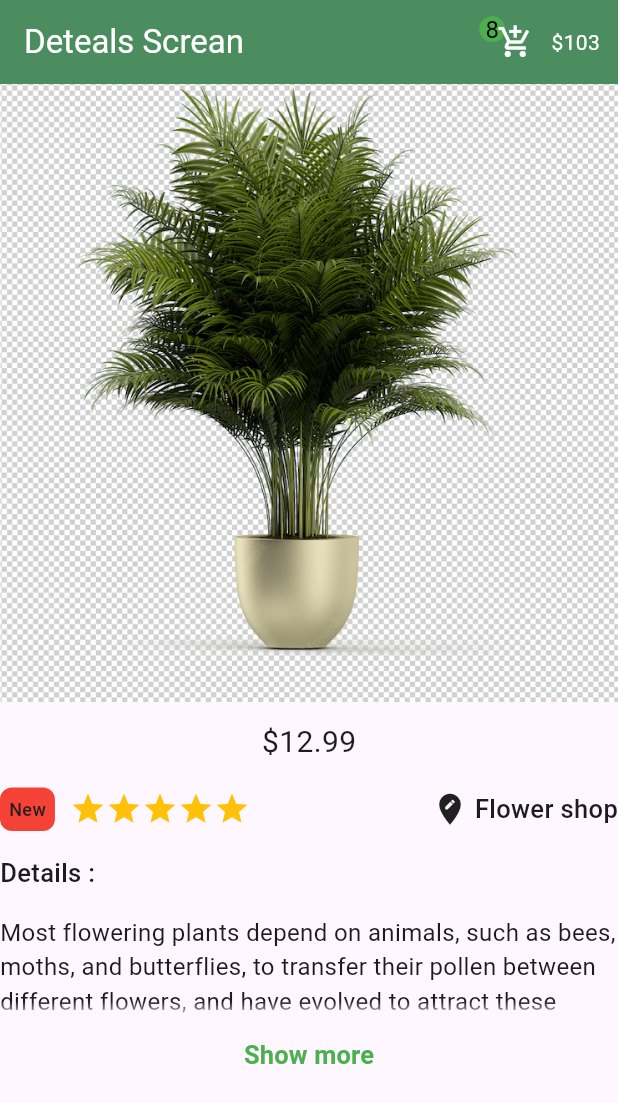
After one commit to lbarsidati22/ecommerce_app, a Flutter app: the screen it shows after launch, on a phone screen of 412 x 824 dp. The commit adds this screen. Shown: the top 1103 px of the screen. Run offline on Flutter 3.47's test engine with Material 3 defaults, Android fonts, the phone set to English and light mode, and no system bars.

Commit message:
details screen

```diff
--- a/lib/main.dart
+++ b/lib/main.dart
@@ -1,6 +1,7 @@
 import 'package:ecommerce_app/pages/register.dart';
 import 'package:flutter/material.dart';
 
+import 'pages/deteals_screan.dart';
 import 'pages/home.dart';
 import 'test/test_home.dart';
 
@@ -16,10 +17,10 @@ class EcommerceApp extends StatelessWidget {
     return MaterialApp(
       debugShowCheckedModeBanner: false,
       title: 'Ecommerce App',
-      theme: ThemeData.dark(
+      theme: ThemeData(
         useMaterial3: true,
       ),
-      home: TestHome(),
+      home: DetealsScrean(),
     );
   }
 }
--- /dev/null
+++ b/lib/pages/deteals_screan.dart
@@ -0,0 +1,193 @@
+import 'package:flutter/material.dart';
+
+import '../shared/colors_constans.dart';
+
+class DetealsScrean extends StatefulWidget {
+  DetealsScrean({super.key});
+
+  @override
+  State<DetealsScrean> createState() => _DetealsScreanState();
+}
+
+class _DetealsScreanState extends State<DetealsScrean> {
+  bool isShowMore = true;
+
+  @override
+  Widget build(BuildContext context) {
+    return Scaffold(
+      appBar: AppBar(
+        iconTheme: IconThemeData(
+          color: Colors.white,
+        ),
+        actions: [
+          Stack(
+            children: [
+              Container(
+                padding: EdgeInsets.all(4),
+                child: Text(
+                  '8',
+                  style: TextStyle(
+                    color: Colors.black,
+                    fontSize: 16,
+                    fontWeight: FontWeight.w400,
+                  ),
+                ),
+                decoration: BoxDecoration(
+                  color: Colors.green,
+                  shape: BoxShape.circle,
+                ),
+              ),
+              IconButton(
+                  onPressed: () {},
+                  icon: Icon(
+                    color: Colors.white,
+                    Icons.add_shopping_cart,
+                  )),
+            ],
+          ),
+          Padding(
+            padding: const EdgeInsets.only(
+              right: 12,
+            ),
+            child: Text(
+              '\$103',
+              style: TextStyle(color: Colors.white),
+            ),
+          ),
+        ],
+        backgroundColor: appbarGreen,
+        title: Text(
+          'Deteals Screan',
+          style: TextStyle(color: Colors.white),
+        ),
+      ),
+      body: SingleChildScrollView(
+        child: Column(
+          children: [
+            Image.asset('assets/images/1.webp'),
+            SizedBox(
+              height: 12,
+            ),
+            Text(
+              '\$12.99',
+              style: TextStyle(fontSize: 20),
+            ),
+            SizedBox(
+              height: 16,
+            ),
+            Row(
+              mainAxisAlignment: MainAxisAlignment.spaceAround,
+              children: [
+                Container(
+                  padding: EdgeInsets.all(6),
+                  decoration: BoxDecoration(
+                    borderRadius: BorderRadius.circular(8),
+                    color: Colors.red,
+                  ),
+                  child: Text(
+                    'New',
+                    style: TextStyle(
+                      fontSize: 12,
+                      fontWeight: FontWeight.w500,
+                    ),
+                  ),
+                ),
+                SizedBox(
+                  width: 10,
+                ),
+                Row(
+                  children: [
+                    Icon(
+                      Icons.star,
+                      size: 24,
+                      color: Colors.amber,
+                    ),
+                    Icon(
+                      Icons.star,
+                      size: 24,
+                      color: Colors.amber,
+                    ),
+                    Icon(
+                      Icons.star,
+                      size: 24,
+                      color: Colors.amber,
+                    ),
+                    Icon(
+                      Icons.star,
+                      size: 24,
+                      color: Colors.amber,
+                    ),
+                    Icon(
+                      Icons.star,
+                      size: 24,
+                      color: Colors.amber,
+                    ),
+                  ],
+                ),
+                Spacer(),
+                Row(
+                  children: [
+                    Icon(
+                      Icons.edit_location,
+                      size: 25,
+                    ),
+                    SizedBox(
+                      width: 4,
+                    ),
+                    Text(
+                      'Flower shop',
+                      style: TextStyle(
+                        fontSize: 17,
+                        fontWeight: FontWeight.w500,
+                      ),
+                    ),
+                  ],
+                ),
+              ],
+            ),
+            SizedBox(
+              height: 16,
+            ),
+            SizedBox(
+              width: double.infinity,
+              child: Text(
+                'Details :',
+                textAlign: TextAlign.start,
+                style: TextStyle(
+                  fontSize: 17,
+                  fontWeight: FontWeight.w500,
+                ),
+              ),
+            ),
+            SizedBox(
+              height: 16,
+            ),
+            Text(
+              overflow: TextOverflow.fade,
+              'Most flowering plants depend on animals, such as bees, moths, and butterflies, to transfer their pollen between different flowers, and have evolved to attract these pollinators by various strategies, including brightly colored, conspicuous petals, attractive scents, and the production of nectar, a food source for pollinators.[1] In this way, many flowering plants have co-evolved with pollinators to be mutually dependent on services they provide to one another—in the plants  a means of reproduction  the pollinatorsa source of food',
+              style: TextStyle(
+                fontSize: 16,
+              ),
+              maxLines: isShowMore ? 3 : null,
+            ),
+            TextButton(
+              onPressed: () {
+                setState(() {
+                  isShowMore = !isShowMore;
+                });
+              },
+              child: Text(
+                isShowMore ? 'Show more' : 'Show less',
+                style: TextStyle(
+                  color: Colors.green,
+                  fontSize: 17,
+                  fontWeight: FontWeight.w600,
+                ),
+              ),
+            ),
+          ],
+        ),
+      ),
+    );
+  }
+}
--- a/lib/pages/home.dart
+++ b/lib/pages/home.dart
@@ -147,7 +147,7 @@ class Home extends StatelessWidget {
                   ],
                 ),
                 footer: GridTileBar(
-                  backgroundColor: Color(0xffcad8d5),
+                  // backgroundColor: Color(0xffcad8d5),
                   trailing: IconButton(
                     onPressed: () {},
                     icon: Icon(
```
